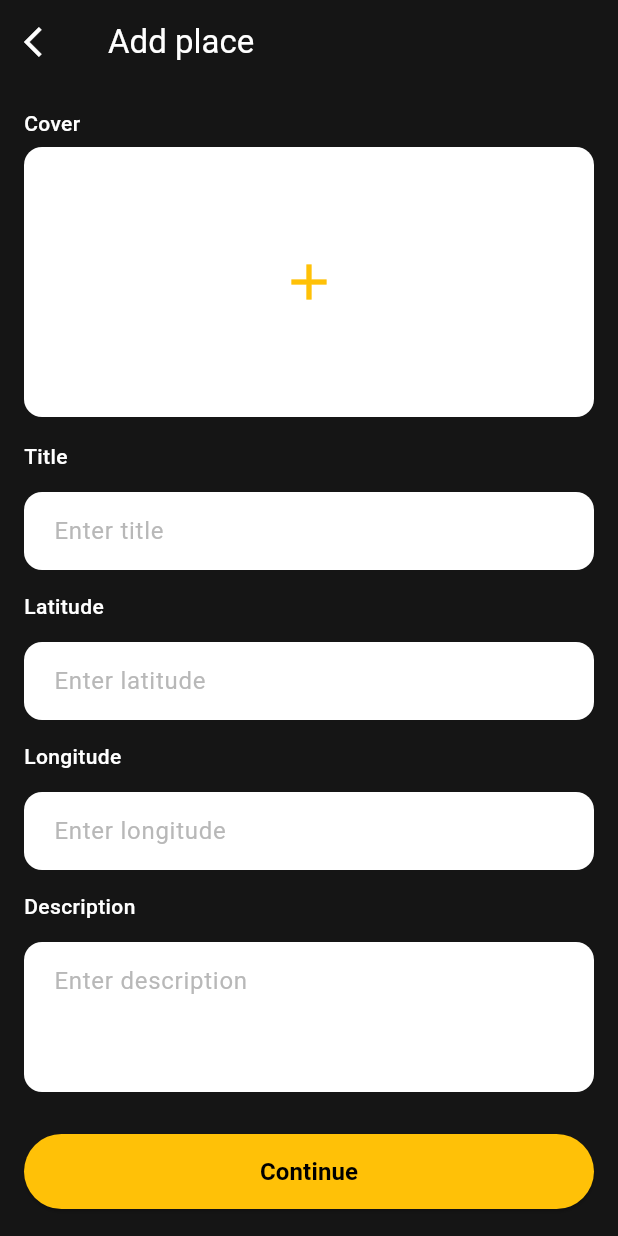
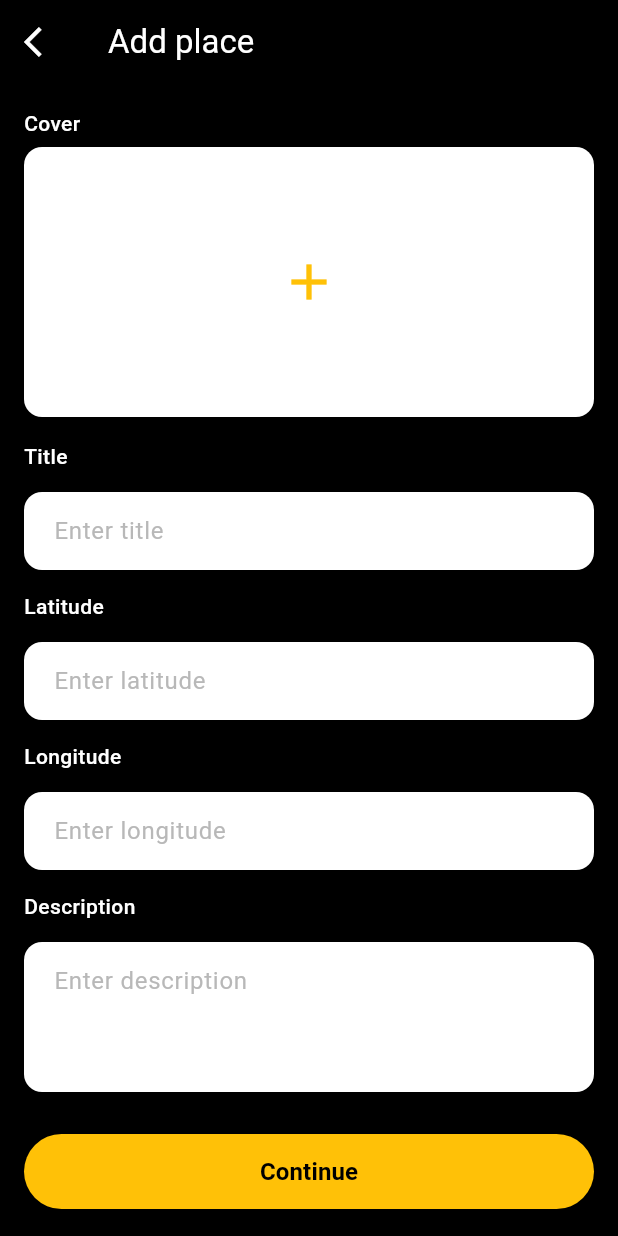
Before and after one commit to Max-dev-dev/ios_f_n_madridmajesticexplorer_3205, a Flutter app: the AddCustomPlaceScreen screen opened directly, on a phone screen of 412 x 824 dp. Run offline on Flutter 3.47's test engine with Material 3 defaults, Android fonts, the light colour scheme and no system bars; our stand-ins replace flutter_bloc, flutter_map, freezed_annotation, image_picker, latlong2, logger and 2 more; accounts and stored records are empty.

Commit message:
fix bug with scaffold when routing

```diff
--- a/lib/pages/add_place_screen.dart
+++ b/lib/pages/add_place_screen.dart
@@ -76,7 +76,7 @@ class _AddCustomPlaceScreenState extends State<AddCustomPlaceScreen> {
   @override
   Widget build(BuildContext context) {
     return Scaffold(
-      backgroundColor: Colors.transparent,
+      backgroundColor: Colors.black,
       appBar: AppBar(
         backgroundColor: Colors.transparent,
         leading: IconButton(
--- a/lib/pages/favourites_screen.dart
+++ b/lib/pages/favourites_screen.dart
@@ -232,7 +232,7 @@ class _DetailsScreenState extends State<DetailsScreen> {
   @override
   Widget build(BuildContext context) {
     return Scaffold(
-      backgroundColor: Colors.transparent,
+      backgroundColor: Colors.black,
       appBar: AppBar(
         backgroundColor: Colors.transparent,
         leading: IconButton(
--- a/lib/pages/quiz_screen.dart
+++ b/lib/pages/quiz_screen.dart
@@ -16,7 +16,7 @@ class QuizScreen extends StatelessWidget {
     return BlocProvider(
       create: (_) => QuizCubit()..loadQuestions(),
       child: Scaffold(
-        backgroundColor: Colors.transparent,
+        backgroundColor: Colors.black,
         body: BlocBuilder<QuizCubit, QuizState>(
           builder: (context, state) {
             return state.when(
```
